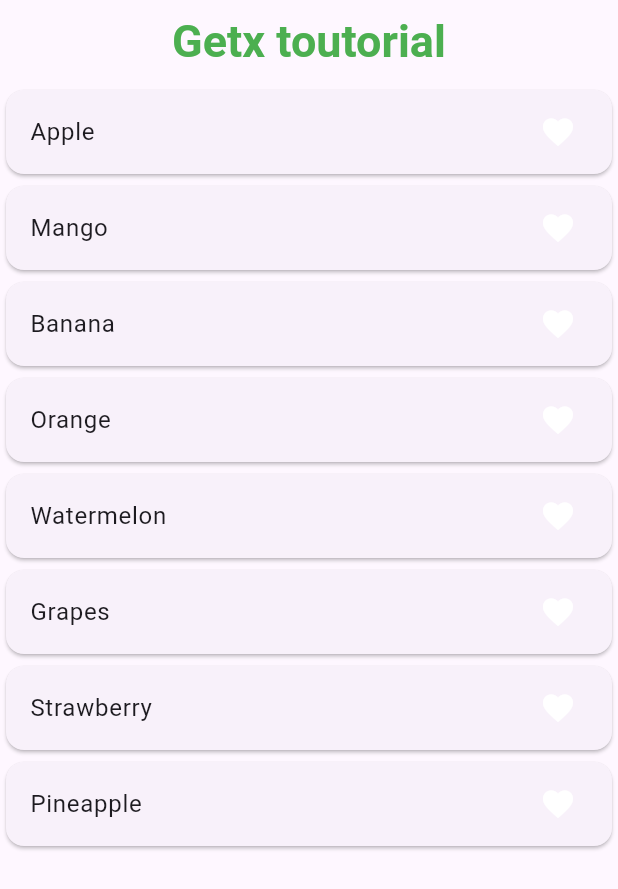
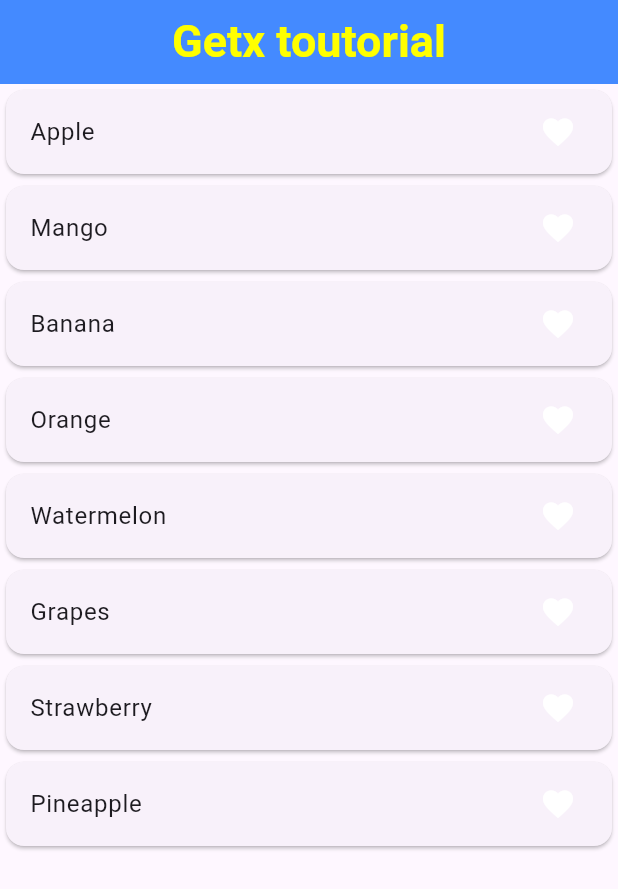
Before and after one commit to sabin79/Get-X, a Flutter app: the screen it shows after launch, on a phone screen of 412 x 824 dp. Shown: the top 889 px of the screen. Run offline on Flutter 3.47's test engine with Material 3 defaults, Android fonts, the phone set to English and light mode, and no system bars; our stand-ins replace get; missing offline and left inert: dart:ffi.

Commit message:
mark favourite with  getx

```diff
--- /dev/null
+++ b/lib/mark_favourite/favourite_controller.dart
@@ -0,0 +1,23 @@
+import 'package:get/get.dart';
+
+class FavouriteController extends GetxController {
+  RxList<String> fruitList = [
+    'Apple',
+    'Mango',
+    'Banana ',
+    'Orange',
+    'Watermelon',
+    'Grapes',
+    'Strawberry',
+    'Pineapple',
+  ].obs;
+  RxList tempFruitList = [].obs;
+
+  addToFavourite(String value) {
+    tempFruitList.add(value);
+  }
+
+  removeFromFavourite(String value) {
+    tempFruitList.remove(value);
+  }
+}
--- a/lib/mark_favourite/favourite_screen.dart
+++ b/lib/mark_favourite/favourite_screen.dart
@@ -1,4 +1,6 @@
+import 'package:example_app_getx/mark_favourite/favourite_controller.dart';
 import 'package:flutter/material.dart';
+import 'package:get/get.dart';
 
 class FavouriteScreen extends StatefulWidget {
   const FavouriteScreen({super.key});
@@ -8,17 +10,18 @@ class FavouriteScreen extends StatefulWidget {
 }
 
 class _FavouriteScreenState extends State<FavouriteScreen> {
-  List<String> fruitList = [
-    'Apple',
-    'Mango',
-    'Banana ',
-    'Orange',
-    'Watermelon',
-    'Grapes',
-    'Strawberry',
-    'Pineapple',
-  ];
-  List<String> tempFruitList = [];
+  // List<String> fruitList = [
+  //   'Apple',
+  //   'Mango',
+  //   'Banana ',
+  //   'Orange',
+  //   'Watermelon',
+  //   'Grapes',
+  //   'Strawberry',
+  //   'Pineapple',
+  // ];
+  // List<String> tempFruitList = [];
+  FavouriteController controller = Get.put(FavouriteController());
   @override
   void initState() {
     super.initState();
@@ -32,31 +35,38 @@ class _FavouriteScreenState extends State<FavouriteScreen> {
           title: const Text(
             'Getx toutorial',
             style: TextStyle(
-                fontSize: 30, fontWeight: FontWeight.bold, color: Colors.green),
+                fontSize: 30,
+                fontWeight: FontWeight.bold,
+                color: Colors.yellowAccent),
           ),
+          backgroundColor: Colors.blueAccent,
           centerTitle: true,
         ),
         body: ListView.builder(
-            itemCount: fruitList.length,
+            itemCount: controller.fruitList.length,
             itemBuilder: (context, index) {
               return Card(
                 child: ListTile(
                     onTap: () {
-                    if (tempFruitList.contains(fruitList[index].toString())) {
-                      tempFruitList.remove(fruitList[index].toString());
+                      if (controller.tempFruitList
+                          .contains(controller.fruitList[index].toString())) {
+                        controller.removeFromFavourite(
+                            controller.fruitList[index].toString());
                       } else {
-                      tempFruitList.add(fruitList[index].toString());
+                        controller.addToFavourite(
+                            controller.fruitList[index].toString());
                       }
-                    setState(() {});
                     },
-                  title: Text(fruitList[index].toString()),
-                  trailing: Icon(
+                    title: Text(controller.fruitList[index].toString()),
+                    trailing: Obx(
+                      () => Icon(
                         Icons.favorite,
-                    color: tempFruitList.contains(fruitList[index].toString())
+                        color: controller.tempFruitList.contains(
+                                controller.fruitList[index].toString())
                             ? Colors.red
                             : Colors.white,
                       ),
-                ),
+                    )),
               );
             }));
   }
```
Lines whose indentation alone changed are shown as unchanged.
